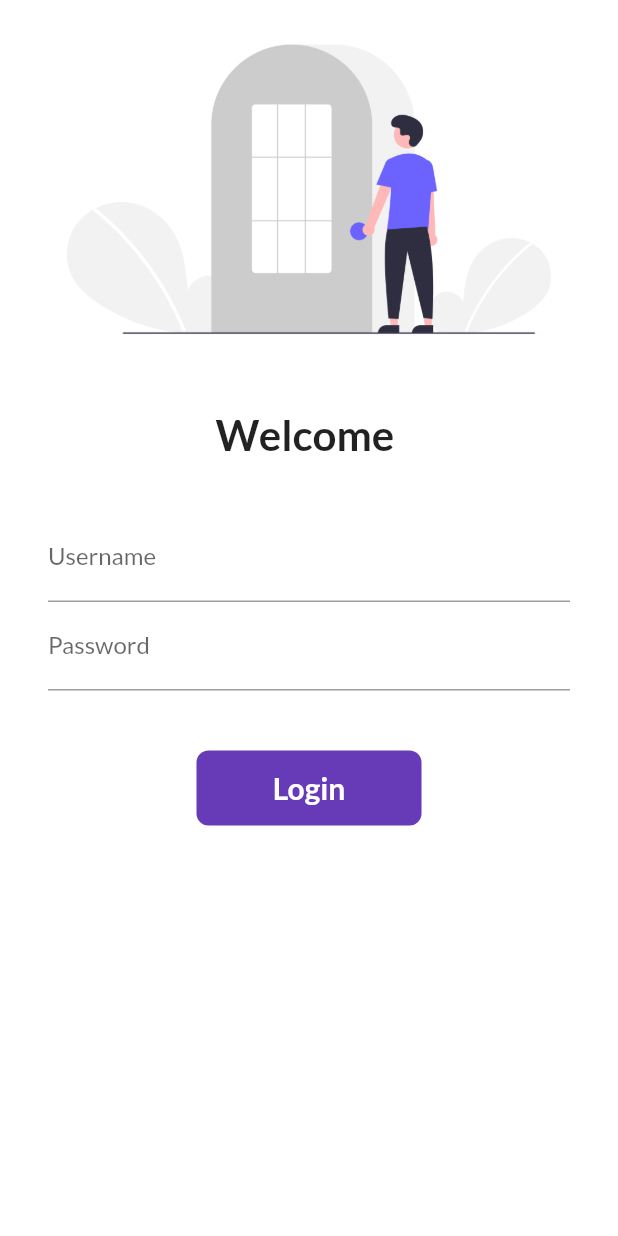
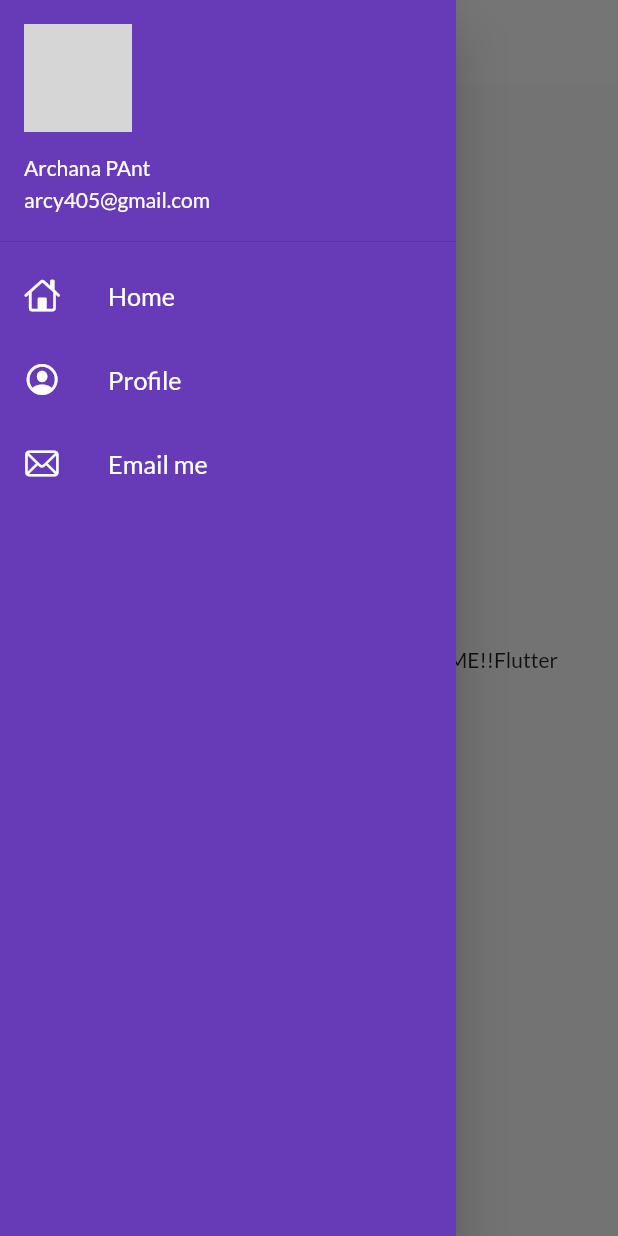
Before and after one commit to arcy405/flutterApp, a Flutter app: the screen it shows after launch, with the side drawer open (before the commit the screen has no drawer), on a phone screen of 412 x 824 dp. Run offline on Flutter 3.47's test engine with Material 2 defaults, Android fonts, the phone set to English and light mode, and no system bars; our stand-ins replace google_fonts, matcher; network calls fail; grey boxes are pictures that could not be loaded.

Commit message:
theme done

```diff
--- a/lib/main.dart
+++ b/lib/main.dart
@@ -3,7 +3,7 @@ import 'package:flutter/material.dart';
 import 'package:flutter_catalog/pages/home_page.dart';
 import 'package:flutter_catalog/pages/login_page.dart';
 import 'package:flutter_catalog/utils/routes.dart';
-import 'package:google_fonts/google_fonts.dart';
+import 'package:flutter_catalog/widgets/themes.dart';
 import 'package:matcher/matcher.dart';
 
 void main() {
@@ -17,11 +17,10 @@ class MyApp extends StatelessWidget {
   Widget build(BuildContext context) {
     return MaterialApp(
       themeMode: ThemeMode.light,
-      theme: ThemeData(
-        primarySwatch: Colors.deepPurple,
-        fontFamily: GoogleFonts.lato().fontFamily,
-      ),
-      darkTheme: ThemeData(primarySwatch: Colors.red),
+      theme: MyTheme.lightTheme,
+      darkTheme: MyTheme.darkTheme,
+      debugShowCheckedModeBanner: false,
+      initialRoute: MyRoutes.homeRoute,
       routes: {
         '/': (context) => const LoginPage(),
         MyRoutes.homeRoute: (context) => const HomePage(),
--- a/lib/pages/home_page.dart
+++ b/lib/pages/home_page.dart
@@ -1,4 +1,6 @@
 import 'package:flutter/material.dart';
+
+import '../widgets/drawer.dart';
 
 class HomePage extends StatelessWidget {
   const HomePage({Key? key}) : super(key: key);
@@ -14,10 +16,9 @@ class HomePage extends StatelessWidget {
       ),
       body: Center(
           child: Container(
-              child: Text(
-                  "suprmanm new hello Archana ffyou are $days $name AWESOME!!" +
-                      name))),
-      drawer: Drawer(),
+              child:
+                  Text("hello Archana ffyou are $days $name AWESOME!!$name"))),
+      drawer: const MyDrawer(),
     );
   }
 }
--- a/lib/pages/login_page.dart
+++ b/lib/pages/login_page.dart
@@ -83,7 +83,7 @@ class _LoginPageState extends State<LoginPage> {
                         if (value!.isEmpty) {
                           return "Please enter your password";
                         }
-                        if (value!.length < 6) {
+                        if (value.length < 6) {
                           return "password must be at least 6 characters";
                         }
                         return null;
--- /dev/null
+++ b/lib/widgets/drawer.dart
@@ -0,0 +1,72 @@
+import 'package:flutter/cupertino.dart';
+import 'package:flutter/material.dart';
+
+class MyDrawer extends StatelessWidget {
+  const MyDrawer({Key? key}) : super(key: key);
+
+  @override
+  Widget build(BuildContext context) {
+    const imageurl = "https://avatars.githubusercontent.com/u/30403746?v=4";
+    return Drawer(
+      child: Container(
+        color: Colors.deepPurple,
+        child: ListView(
+          padding: EdgeInsets.zero,
+          // ignore: prefer_const_literals_to_create_immutables
+          children: [
+            const DrawerHeader(
+              padding: EdgeInsets.zero,
+              child: UserAccountsDrawerHeader(
+                margin: EdgeInsets.zero,
+                accountName: Text("Archana PAnt"),
+                accountEmail: Text("arcy405@gmail.com"),
+                currentAccountPicture: CircleAvatar(
+                  backgroundImage: NetworkImage(imageurl),
+                ),
+              ),
+            ),
+            const ListTile(
+              leading: Icon(
+                CupertinoIcons.home,
+                color: Colors.white,
+              ),
+              title: Text(
+                "Home",
+                textScaleFactor: 1.2,
+                style: TextStyle(
+                  color: Colors.white,
+                ),
+              ),
+            ),
+            const ListTile(
+              leading: Icon(
+                CupertinoIcons.profile_circled,
+                color: Colors.white,
+              ),
+              title: Text(
+                "Profile",
+                textScaleFactor: 1.2,
+                style: TextStyle(
+                  color: Colors.white,
+                ),
+              ),
+            ),
+            const ListTile(
+              leading: Icon(
+                CupertinoIcons.mail,
+                color: Colors.white,
+              ),
+              title: Text(
+                "Email me",
+                textScaleFactor: 1.2,
+                style: TextStyle(
+                  color: Colors.white,
+                ),
+              ),
+            ),
+          ],
+        ),
+      ),
+    );
+  }
+}
--- /dev/null
+++ b/lib/widgets/themes.dart
@@ -0,0 +1,21 @@
+import 'package:flutter/material.dart';
+import 'package:google_fonts/google_fonts.dart';
+
+class MyTheme {
+  static ThemeData get lightTheme => ThemeData(
+        primarySwatch: Colors.deepPurple,
+        fontFamily: GoogleFonts.lato().fontFamily,
+        appBarTheme: const AppBarTheme(
+            color: Colors.white,
+            elevation: 0,
+            iconTheme: IconThemeData(
+              color: Colors.black,
+            ),
+            titleTextStyle: TextStyle(
+                color: Colors.black,
+                fontWeight: FontWeight.w500,
+                fontSize: 20)),
+      );
+
+  static ThemeData get darkTheme => ThemeData(primarySwatch: Colors.red);
+}
```
